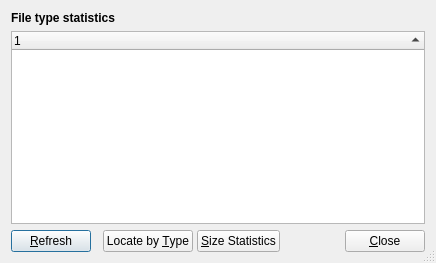
Before: the Qt Designer form src/file-type-stats-window.ui in Lithopsian/qdirstat, drawn with Qt 5.
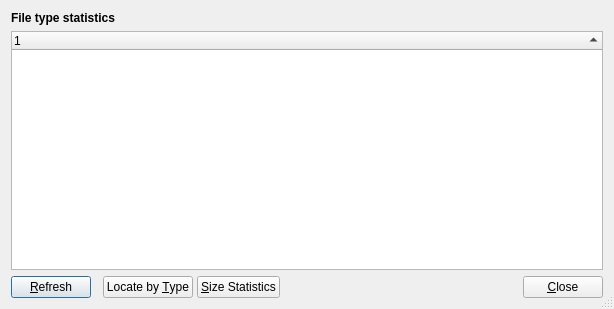
After: the same form once the commit is applied. Icons and pictures are not drawn.

```diff
--- a/src/file-type-stats-window.ui
+++ b/src/file-type-stats-window.ui
@@ -6,8 +6,8 @@
    <rect>
     <x>0</x>
     <y>0</y>
-    <width>436</width>
-    <height>263</height>
+    <width>614</width>
+    <height>309</height>
    </rect>
   </property>
   <property name="windowTitle">
```
